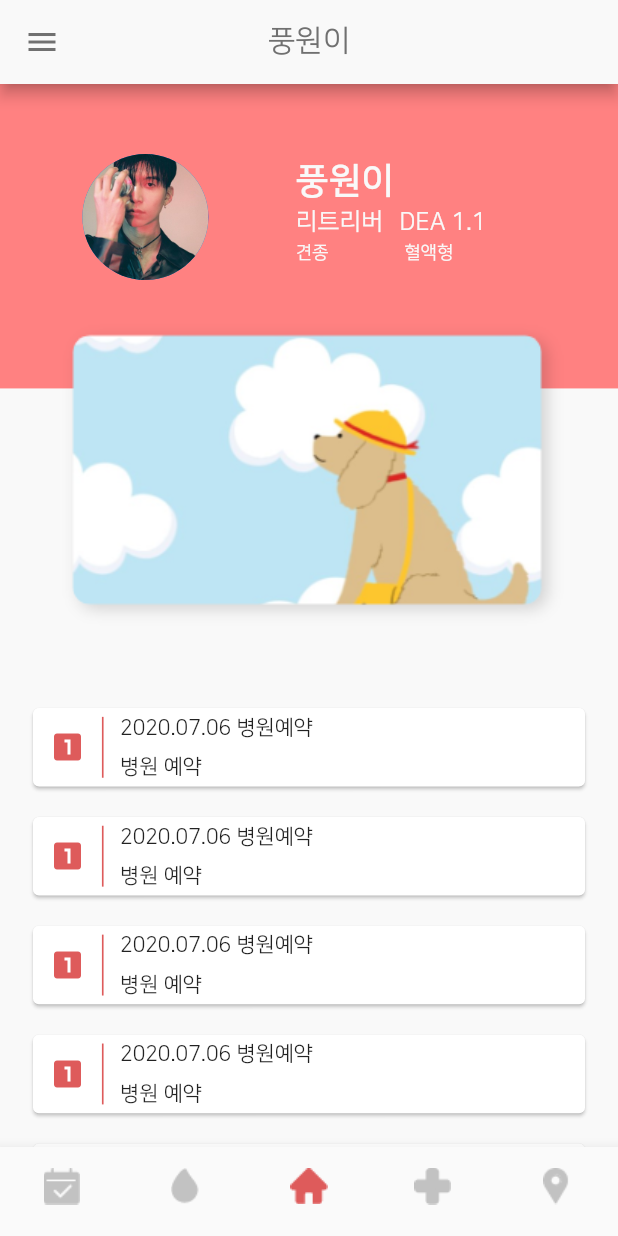
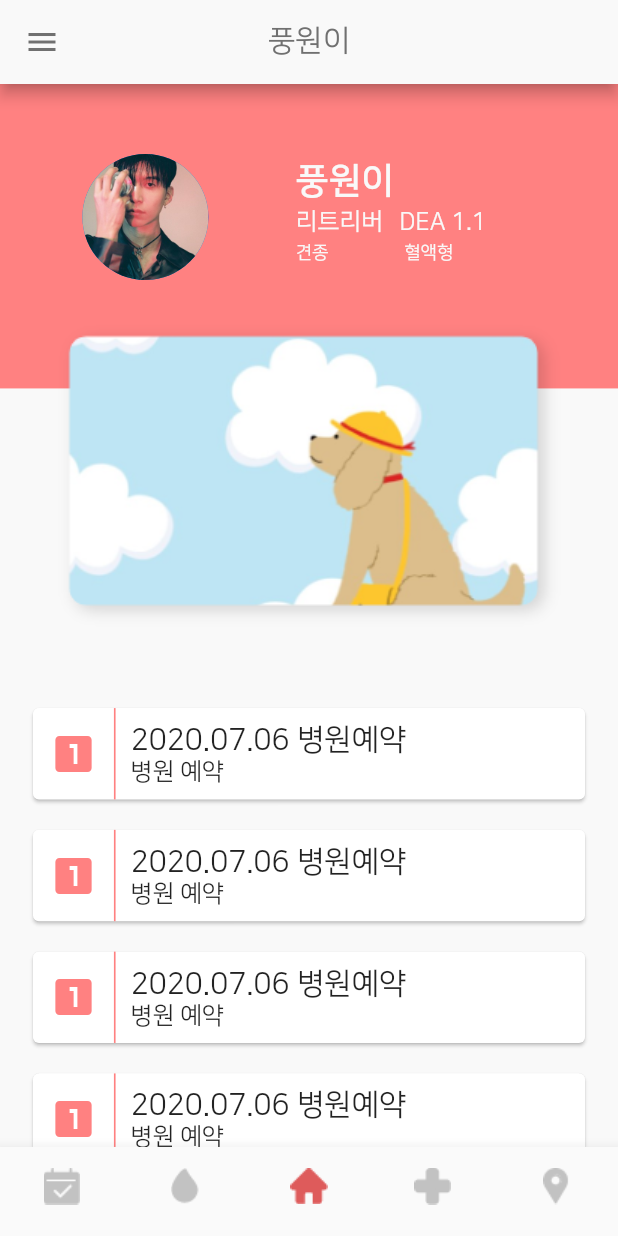
Before and after one commit to Stac-Binary/Binary-mobile, a Flutter app: the screen it shows after launch, on a phone screen of 412 x 824 dp. Run offline on Flutter 3.47's test engine with Material 2 defaults, Android fonts, the phone set to English and light mode, and no system bars; our stand-ins replace flutter_svg, shared_preferences; accounts and stored records are empty.

Commit message:
finish main design

```diff
--- a/binary_flutter/lib/screens/home/home_page.dart
+++ b/binary_flutter/lib/screens/home/home_page.dart
@@ -42,11 +42,11 @@ class _HomePageState extends State<HomePage>
             ),
             Positioned(
               child: Container(
-                width: getProportionateScreenWidth(320),
+                width: getProportionateScreenWidth(SizeConfig.screenWidth),
                 child: Image.asset('assets/images/mainimage.png'),
               ),
-              left: getProportionateScreenWidth(30),
-              top: getProportionateScreenHeight(150),
+              top: getProportionateScreenHeight(120),
+              left: -20,
             ),
           ],
         ),
@@ -73,32 +73,31 @@ class _HomePageState extends State<HomePage>
                               horizontal: getProportionateScreenWidth(10)),
                           child: Icon(
                             Icons.looks_one,
-                            color: kRed,
+                            color: kPink,
+                            size: 32,
                           ),
                         ),
                         Container(
-                            height: getProportionateScreenHeight(40),
+                            height: getProportionateScreenHeight(60),
                             width: getProportionateScreenWidth(1),
-                            color: kRed ),
+                            color: kPink ),
                         Column(
                           crossAxisAlignment: CrossAxisAlignment.start,
                           children: <Widget>[
                             Container(
-                              margin: EdgeInsets.symmetric(
-                                  vertical: getProportionateScreenHeight(5),
-                                  horizontal: getProportionateScreenWidth(10)),
+                              margin: EdgeInsets.only(
+                                  left: getProportionateScreenHeight(10),
+                                  top: getProportionateScreenWidth(8)),
                               child: Text(
                                 "2020.07.06 병원예약",
-                                style: kNanumBold,
+                                style: kNanumBold.copyWith(fontSize: 20),
                               ),
                             ),
                             Container(
-                              margin: EdgeInsets.symmetric(
-                                  vertical: getProportionateScreenHeight(5),
-                                  horizontal: getProportionateScreenWidth(10)),
+                              margin: EdgeInsets.only(left: 10, bottom: 8),
                               child: Text(
                                 "병원 예약",
-                                style: kNanumBold,
+                                style: kNanumBold.copyWith(fontSize: 16),
                               ),
                             )
                           ],
```
